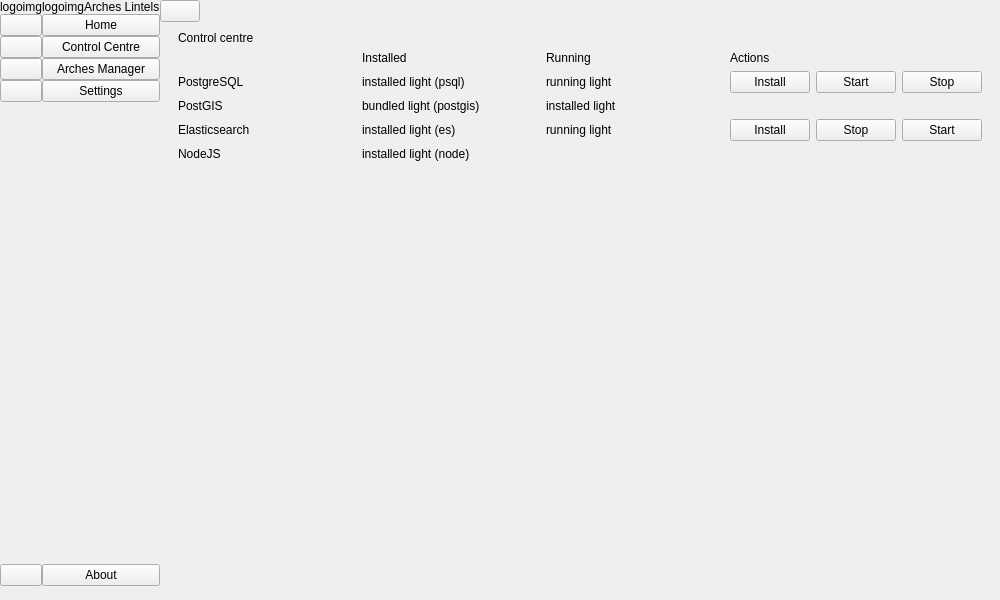
This is arches_lintels/ui/ui_mainwindow.ui in k-int/arches-lintels as Qt 5 draws it before an edit. The edited form follows.
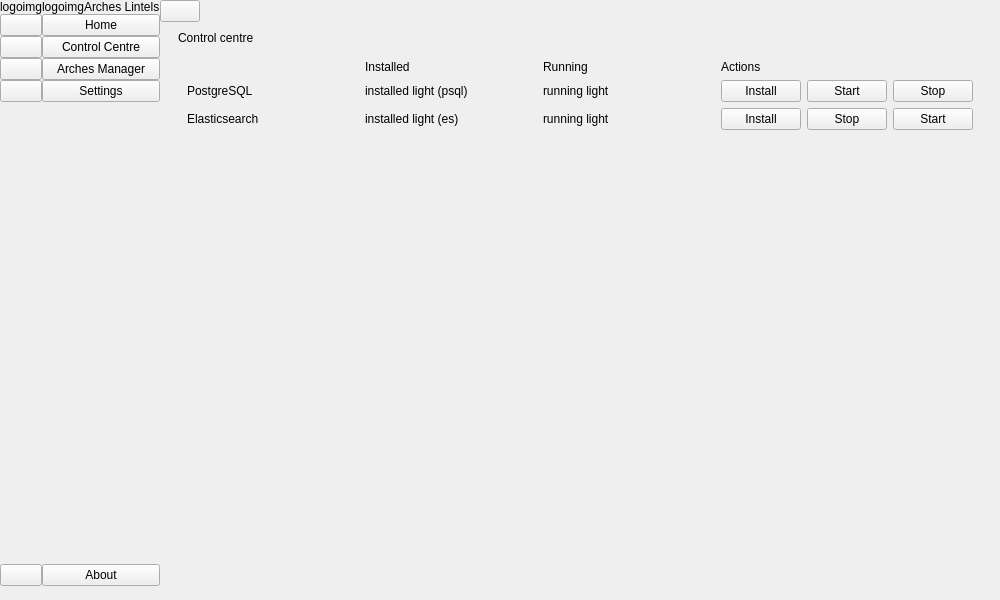
This is the edited form. The open tabs and pages were chosen to show the change.

Commit message: Set control centre on white background and remove unneeded deps

Diff of the .ui file:
```diff
--- a/arches_lintels/ui/ui_mainwindow.ui
+++ b/arches_lintels/ui/ui_mainwindow.ui
@@ -180,45 +180,34 @@
               </layout>
              </widget>
              <widget class="QWidget" name="controlCentrePage">
-              <layout class="QGridLayout" name="gridLayout_2">
+              <layout class="QVBoxLayout" name="verticalLayout_20">
                <property name="leftMargin">
                 <number>18</number>
                </property>
                <property name="rightMargin">
                 <number>18</number>
                </property>
-               <item row="1" column="1">
-                <widget class="QLabel" name="installedTitleLabel">
+               <item>
+                <widget class="QLabel" name="controlCentreTitle">
                  <property name="text">
-                  <string>Installed</string>
+                  <string>Control centre</string>
                  </property>
                 </widget>
                </item>
-               <item row="1" column="3">
-                <widget class="QLabel" name="actionsLabel">
+               <item>
+                <widget class="QWidget" name="controlCentreLayoutWidget" native="true">
+                 <layout class="QGridLayout" name="gridLayout_4">
+                  <item row="2" column="2">
+                   <widget class="QLabel" name="postgresRunningLabel">
                  <property name="text">
-                  <string>Actions</string>
+                     <string>running light</string>
                  </property>
                 </widget>
                </item>
-               <item row="4" column="2">
-                <widget class="QLabel" name="postgisInstalledLabel">
+                  <item row="3" column="2">
+                   <widget class="QLabel" name="elasticRunningLabel">
                  <property name="text">
-                  <string>installed light</string>
-                 </property>
-                </widget>
-               </item>
-               <item row="4" column="0">
-                <widget class="QLabel" name="depPostgisTitleLabel">
-                 <property name="text">
-                  <string>PostGIS</string>
-                 </property>
-                </widget>
-               </item>
-               <item row="6" column="1">
-                <widget class="QLabel" name="nodeInstalledLabel">
-                 <property name="text">
-                  <string>installed light (node)</string>
+                     <string>running light</string>
                  </property>
                 </widget>
                </item>
@@ -229,24 +218,10 @@
                  </property>
                 </widget>
                </item>
-               <item row="6" column="2">
-                <widget class="QLabel" name="nodeRunningLabel">
+                  <item row="1" column="1">
+                   <widget class="QLabel" name="installedTitleLabel">
                  <property name="text">
-                  <string/>
-                 </property>
-                </widget>
-               </item>
-               <item row="5" column="1">
-                <widget class="QLabel" name="elasticInstalledLabel">
-                 <property name="text">
-                  <string>installed light (es)</string>
-                 </property>
-                </widget>
-               </item>
-               <item row="0" column="0">
-                <widget class="QLabel" name="controlCentreTitle">
-                 <property name="text">
-                  <string>Control centre</string>
+                     <string>Installed</string>
                  </property>
                 </widget>
                </item>
@@ -257,41 +232,6 @@
                  </property>
                 </widget>
                </item>
-               <item row="1" column="0">
-                <widget class="QLabel" name="depEmptyTitle">
-                 <property name="text">
-                  <string/>
-                 </property>
-                </widget>
-               </item>
-               <item row="2" column="2">
-                <widget class="QLabel" name="postgresRunningLabel">
-                 <property name="text">
-                  <string>running light</string>
-                 </property>
-                </widget>
-               </item>
-               <item row="5" column="0">
-                <widget class="QLabel" name="depEsTitleLabel">
-                 <property name="text">
-                  <string>Elasticsearch</string>
-                 </property>
-                </widget>
-               </item>
-               <item row="4" column="1">
-                <widget class="QLabel" name="postgisBundledLabel">
-                 <property name="text">
-                  <string>bundled light (postgis)</string>
-                 </property>
-                </widget>
-               </item>
-               <item row="5" column="2">
-                <widget class="QLabel" name="elasticRunningLabel">
-                 <property name="text">
-                  <string>running light</string>
-                 </property>
-                </widget>
-               </item>
                <item row="2" column="1">
                 <widget class="QLabel" name="postgresInstalledLabel">
                  <property name="text">
@@ -299,37 +239,26 @@
                  </property>
                 </widget>
                </item>
-               <item row="6" column="0">
-                <widget class="QLabel" name="depNodeTitleLabel">
+                  <item row="3" column="1">
+                   <widget class="QLabel" name="elasticInstalledLabel">
                  <property name="text">
-                  <string>NodeJS</string>
+                     <string>installed light (es)</string>
                  </property>
                 </widget>
                </item>
-               <item row="5" column="3">
-                <layout class="QHBoxLayout" name="horizontalLayout_4">
-                 <item>
-                  <widget class="QPushButton" name="elasticInstallButton">
+                  <item row="3" column="0">
+                   <widget class="QLabel" name="depEsTitleLabel">
                    <property name="text">
-                    <string>Install</string>
+                     <string>Elasticsearch</string>
                    </property>
                   </widget>
                  </item>
-                 <item>
-                  <widget class="QPushButton" name="elasticStopButton">
+                  <item row="1" column="3">
+                   <widget class="QLabel" name="actionsLabel">
                    <property name="text">
-                    <string>Stop</string>
-                   </property>
-                  </widget>
-                 </item>
-                 <item>
-                  <widget class="QPushButton" name="elasticStartButton">
-                   <property name="text">
-                    <string>Start</string>
-                   </property>
-                  </widget>
-                 </item>
-                </layout>
+                     <string>Actions</string>
+                    </property>
+                   </widget>
                </item>
                <item row="2" column="3">
                 <layout class="QHBoxLayout" name="horizontalLayout_5">
@@ -356,7 +285,42 @@
                  </item>
                 </layout>
                </item>
-               <item row="7" column="0">
+                  <item row="3" column="3">
+                   <layout class="QHBoxLayout" name="horizontalLayout_4">
+                    <item>
+                     <widget class="QPushButton" name="elasticInstallButton">
+                      <property name="text">
+                       <string>Install</string>
+                      </property>
+                     </widget>
+                    </item>
+                    <item>
+                     <widget class="QPushButton" name="elasticStopButton">
+                      <property name="text">
+                       <string>Stop</string>
+                      </property>
+                     </widget>
+                    </item>
+                    <item>
+                     <widget class="QPushButton" name="elasticStartButton">
+                      <property name="text">
+                       <string>Start</string>
+                      </property>
+                     </widget>
+                    </item>
+                   </layout>
+                  </item>
+                 </layout>
+                </widget>
+               </item>
+               <item>
+                <widget class="QLabel" name="nodeRunningLabel">
+                 <property name="text">
+                  <string/>
+                 </property>
+                </widget>
+               </item>
+               <item>
                 <spacer name="verticalSpacer_4">
                  <property name="orientation">
                   <enum>Qt::Orientation::Vertical</enum>
```
Left out of the diff: 2 changed lines with no effect on the pictures. Lines whose indentation alone changed are shown as unchanged. The commit also changes 2 other files.
